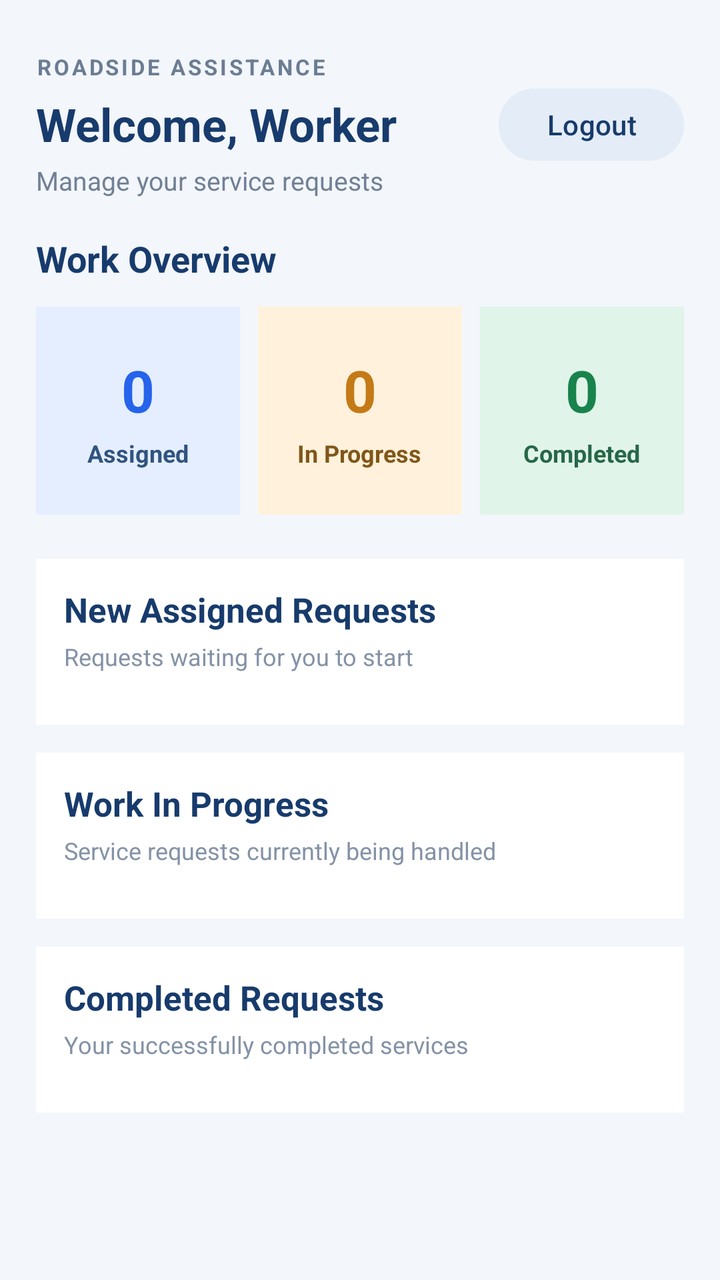
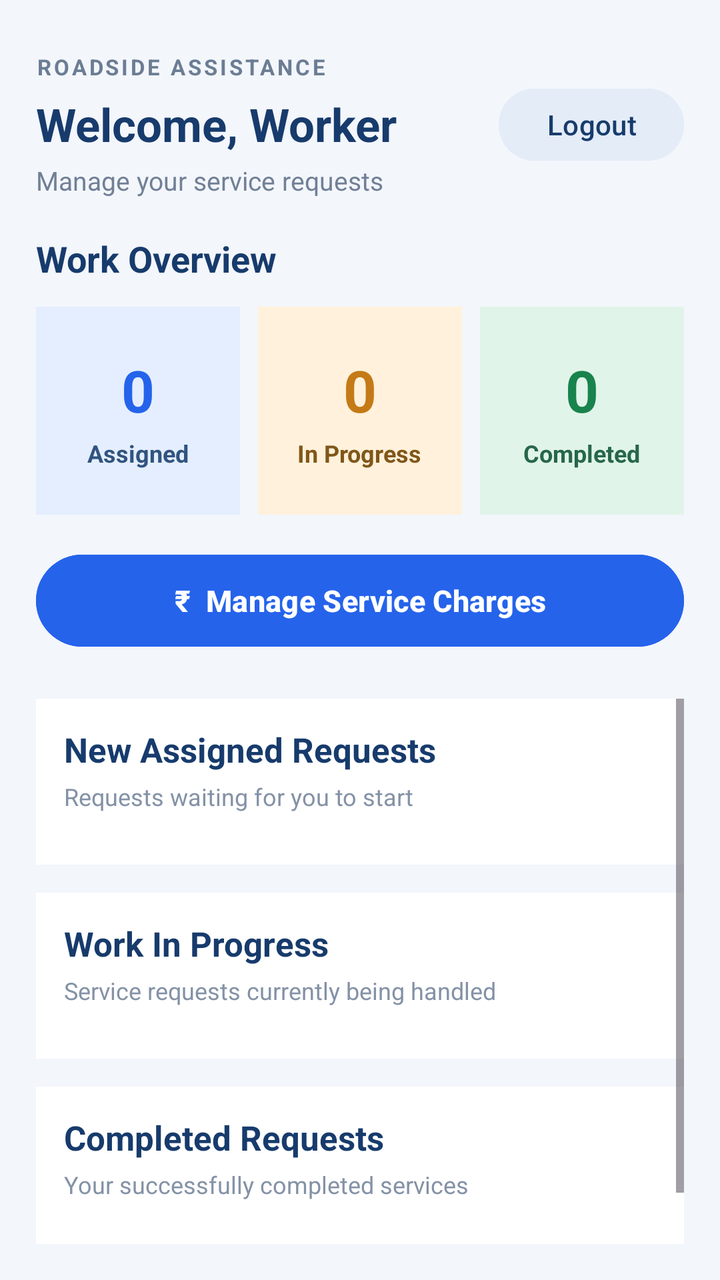

Two renders of the same Android screen: before a commit and after it. Below are the layout's source before the change and the commit's diff.
<!-- AndroidManifest.xml: application theme Theme.RoadsideAssistance -->
<!-- res/layout/activity_worker_dashboard.xml -->
<?xml version="1.0" encoding="utf-8"?>
<LinearLayout xmlns:android="http://schemas.android.com/apk/res/android"
    android:layout_width="match_parent"
    android:layout_height="match_parent"
    android:orientation="vertical"
    android:background="#F3F6FB"
    android:padding="18dp">

    
    <LinearLayout
        android:layout_width="match_parent"
        android:layout_height="wrap_content"
        android:gravity="center_vertical"
        android:orientation="horizontal"
        android:paddingTop="8dp"
        android:paddingBottom="18dp">

        <LinearLayout
            android:layout_width="0dp"
            android:layout_height="wrap_content"
            android:layout_weight="1"
            android:orientation="vertical">

            <TextView
                android:layout_width="wrap_content"
                android:layout_height="wrap_content"
                android:text="ROADSIDE ASSISTANCE"
                android:textColor="#6B7D93"
                android:textSize="11sp"
                android:textStyle="bold"
                android:letterSpacing="0.12" />

            <TextView
                android:id="@+id/tvWelcome"
                android:layout_width="match_parent"
                android:layout_height="wrap_content"
                android:layout_marginTop="6dp"
                android:text="Welcome, Worker"
                android:textColor="#173B6C"
                android:textSize="23sp"
                android:textStyle="bold" />

            <TextView
                android:layout_width="wrap_content"
                android:layout_height="wrap_content"
                android:layout_marginTop="4dp"
                android:text="Manage your service requests"
                android:textColor="#718096"
                android:textSize="13sp" />

        </LinearLayout>

        <Button
            android:id="@+id/btnLogout"
            android:layout_width="wrap_content"
            android:layout_height="44dp"
            android:backgroundTint="#E4ECF7"
            android:text="Logout"
            android:textAllCaps="false"
            android:textColor="#173B6C"
            android:textSize="14sp" />

    </LinearLayout>

    
    <TextView
        android:layout_width="match_parent"
        android:layout_height="wrap_content"
        android:text="Work Overview"
        android:textColor="#173B6C"
        android:textSize="18sp"
        android:textStyle="bold"
        android:layout_marginBottom="12dp" />

    
    <LinearLayout
        android:layout_width="match_parent"
        android:layout_height="wrap_content"
        android:orientation="horizontal"
        android:weightSum="3">

        
        <LinearLayout
            android:layout_width="0dp"
            android:layout_height="104dp"
            android:layout_weight="1"
            android:layout_marginEnd="6dp"
            android:background="#E4EEFF"
            android:gravity="center"
            android:orientation="vertical"
            android:padding="8dp">

            <TextView
                android:id="@+id/tvAssignedCount"
                android:layout_width="wrap_content"
                android:layout_height="wrap_content"
                android:text="0"
                android:textColor="#2563EB"
                android:textSize="29sp"
                android:textStyle="bold" />

            <TextView
                android:layout_width="wrap_content"
                android:layout_height="wrap_content"
                android:layout_marginTop="4dp"
                android:text="Assigned"
                android:textColor="#31547F"
                android:textSize="12sp"
                android:textStyle="bold" />

        </LinearLayout>

        
        <LinearLayout
            android:layout_width="0dp"
            android:layout_height="104dp"
            android:layout_weight="1"
            android:layout_marginHorizontal="3dp"
            android:background="#FFF1DB"
            android:gravity="center"
            android:orientation="vertical"
            android:padding="8dp">

            <TextView
                android:id="@+id/tvProgressCount"
                android:layout_width="wrap_content"
                android:layout_height="wrap_content"
                android:text="0"
                android:textColor="#C47A16"
                android:textSize="29sp"
                android:textStyle="bold" />

            <TextView
                android:layout_width="wrap_content"
                android:layout_height="wrap_content"
                android:layout_marginTop="4dp"
                android:text="In Progress"
                android:textColor="#805719"
                android:textSize="12sp"
                android:textStyle="bold" />

        </LinearLayout>

        
        <LinearLayout
            android:layout_width="0dp"
            android:layout_height="104dp"
            android:layout_weight="1"
            android:layout_marginStart="6dp"
            android:background="#E1F4E9"
            android:gravity="center"
            android:orientation="vertical"
            android:padding="8dp">

            <TextView
                android:id="@+id/tvCompletedCount"
                android:layout_width="wrap_content"
                android:layout_height="wrap_content"
                android:text="0"
                android:textColor="#18834C"
                android:textSize="29sp"
                android:textStyle="bold" />

            <TextView
                android:layout_width="wrap_content"
                android:layout_height="wrap_content"
                android:layout_marginTop="4dp"
                android:text="Completed"
                android:textColor="#276749"
                android:textSize="12sp"
                android:textStyle="bold" />

        </LinearLayout>

    </LinearLayout>

    
    <ScrollView
        android:layout_width="match_parent"
        android:layout_height="0dp"
        android:layout_weight="1"
        android:layout_marginTop="22dp"
        android:fillViewport="false"
        android:clipToPadding="false">

        <LinearLayout
            android:layout_width="match_parent"
            android:layout_height="wrap_content"
            android:orientation="vertical"
            android:paddingBottom="24dp">

            
            <LinearLayout
                android:layout_width="match_parent"
                android:layout_height="wrap_content"
                android:orientation="vertical"
                android:background="#FFFFFF"
                android:padding="14dp">

                <TextView
                    android:layout_width="match_parent"
                    android:layout_height="wrap_content"
                    android:text="New Assigned Requests"
                    android:textColor="#173B6C"
                    android:textSize="17sp"
                    android:textStyle="bold" />

                <TextView
                    android:layout_width="match_parent"
                    android:layout_height="wrap_content"
                    android:layout_marginTop="4dp"
                    android:text="Requests waiting for you to start"
                    android:textColor="#8492A6"
                    android:textSize="12sp" />

                <LinearLayout
                    android:id="@+id/assignedRequestsContainer"
                    android:layout_width="match_parent"
                    android:layout_height="wrap_content"
                    android:layout_marginTop="12dp"
                    android:orientation="vertical" />

            </LinearLayout>

            
            <LinearLayout
                android:layout_width="match_parent"
                android:layout_height="wrap_content"
                android:layout_marginTop="14dp"
                android:orientation="vertical"
                android:background="#FFFFFF"
                android:padding="14dp">

                <TextView
                    android:layout_width="match_parent"
                    android:layout_height="wrap_content"
                    android:text="Work In Progress"
                    android:textColor="#173B6C"
                    android:textSize="17sp"
                    android:textStyle="bold" />

                <TextView
                    android:layout_width="match_parent"
                    android:layout_height="wrap_content"
                    android:layout_marginTop="4dp"
                    android:text="Service requests currently being handled"
                    android:textColor="#8492A6"
                    android:textSize="12sp" />

                <LinearLayout
                    android:id="@+id/progressRequestsContainer"
                    android:layout_width="match_parent"
                    android:layout_height="wrap_content"
                    android:layout_marginTop="12dp"
                    android:orientation="vertical" />

            </LinearLayout>

            
            <LinearLayout
                android:layout_width="match_parent"
                android:layout_height="wrap_content"
                android:layout_marginTop="14dp"
                android:orientation="vertical"
                android:background="#FFFFFF"
                android:padding="14dp">

                <TextView
                    android:layout_width="match_parent"
                    android:layout_height="wrap_content"
                    android:text="Completed Requests"
                    android:textColor="#173B6C"
                    android:textSize="17sp"
                    android:textStyle="bold" />

                <TextView
                    android:layout_width="match_parent"
                    android:layout_height="wrap_content"
                    android:layout_marginTop="4dp"
                    android:text="Your successfully completed services"
                    android:textColor="#8492A6"
                    android:textSize="12sp" />

                <LinearLayout
                    android:id="@+id/completedRequestsContainer"
                    android:layout_width="match_parent"
                    android:layout_height="wrap_content"
                    android:layout_marginTop="12dp"
                    android:orientation="vertical" />

            </LinearLayout>

            
            <TextView
                android:id="@+id/tvEmpty"
                android:layout_width="match_parent"
                android:layout_height="wrap_content"
                android:layout_marginTop="14dp"
                android:background="#FFFFFF"
                android:gravity="center"
                android:padding="20dp"
                android:text="No service requests assigned to you yet."
                android:textColor="#7B8794"
                android:textSize="14sp"
                android:visibility="gone" />

        </LinearLayout>

    </ScrollView>

</LinearLayout>
<!-- resources referenced by this layout -->
<resources>
  <style name="Theme.RoadsideAssistance" parent="Base.Theme.RoadsideAssistance" />
  <style name="Base.Theme.RoadsideAssistance" parent="Theme.Material3.DayNight.NoActionBar">
          
          
      </style>
</resources>

<!-- the commit's change to res/layout/activity_worker_dashboard.xml (unified diff, before → after) -->
@@ -175,6 +175,19 @@
     </LinearLayout>
 
     
+    <Button
+        android:id="@+id/btnServiceCharges"
+        android:layout_width="match_parent"
+        android:layout_height="54dp"
+        android:layout_marginTop="16dp"
+        android:backgroundTint="#2563EB"
+        android:text="₹  Manage Service Charges"
+        android:textAllCaps="false"
+        android:textColor="#FFFFFF"
+        android:textSize="15sp"
+        android:textStyle="bold" />
+
+    
     <ScrollView
         android:layout_width="match_parent"
         android:layout_height="0dp"
